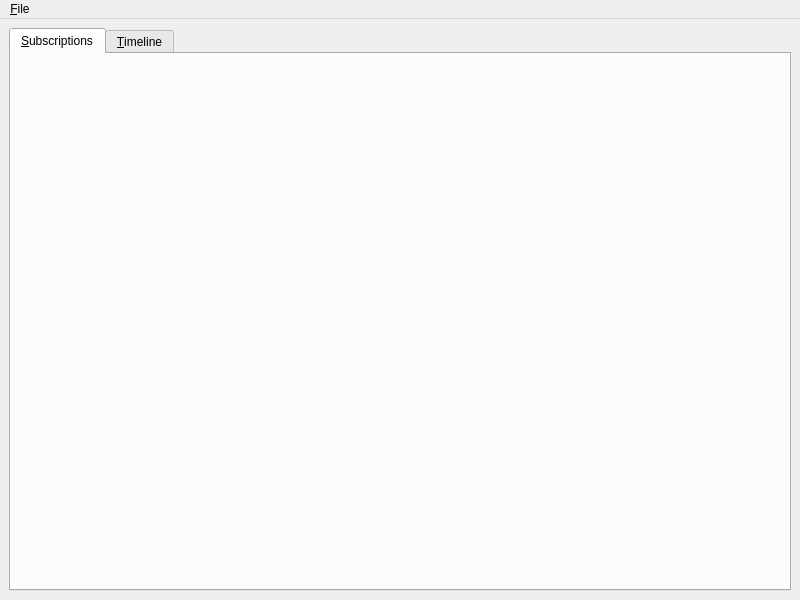
Qt form branches/trunk/UI/spot-on-rss.ui (textbrowser/spot-on) before a commit.
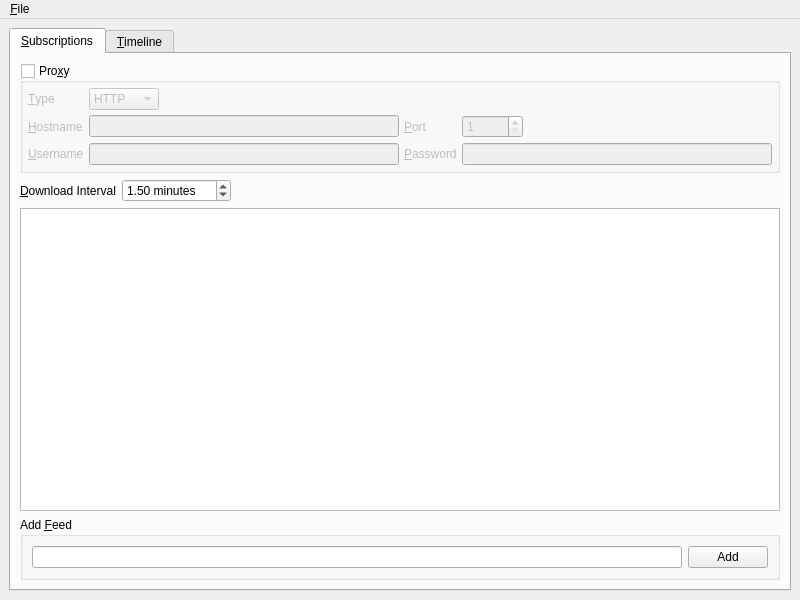
The same form after that commit. Icons and pictures are not drawn.

The edit to the form file:
```diff
--- a/branches/trunk/UI/spot-on-rss.ui
+++ b/branches/trunk/UI/spot-on-rss.ui
@@ -25,6 +25,232 @@
        <attribute name="title">
         <string>&amp;Subscriptions</string>
        </attribute>
+       <layout class="QVBoxLayout" name="verticalLayout_3">
+        <item>
+         <widget class="QGroupBox" name="proxy">
+          <property name="title">
+           <string>Pro&amp;xy</string>
+          </property>
+          <property name="checkable">
+           <bool>true</bool>
+          </property>
+          <property name="checked">
+           <bool>false</bool>
+          </property>
+          <layout class="QGridLayout" name="gridLayout_5">
+           <property name="margin">
+            <number>5</number>
+           </property>
+           <property name="spacing">
+            <number>5</number>
+           </property>
+           <item row="1" column="0">
+            <widget class="QLabel" name="label_7">
+             <property name="text">
+              <string>&amp;Hostname</string>
+             </property>
+             <property name="buddy">
+              <cstring>proxyHostname</cstring>
+             </property>
+            </widget>
+           </item>
+           <item row="2" column="0">
+            <widget class="QLabel" name="label_19">
+             <property name="text">
+              <string>&amp;Username</string>
+             </property>
+             <property name="buddy">
+              <cstring>proxyUsername</cstring>
+             </property>
+            </widget>
+           </item>
+           <item row="1" column="3">
+            <layout class="QHBoxLayout" name="horizontalLayout_39">
+             <property name="spacing">
+              <number>5</number>
+             </property>
+             <item>
+              <widget class="QSpinBox" name="proxyPort">
+               <property name="minimum">
+                <number>1</number>
+               </property>
+               <property name="maximum">
+                <number>65535</number>
+               </property>
+              </widget>
+             </item>
+             <item>
+              <spacer name="horizontalSpacer_29">
+               <property name="orientation">
+                <enum>Qt::Horizontal</enum>
+               </property>
+               <property name="sizeHint" stdset="0">
+                <size>
+                 <width>40</width>
+                 <height>20</height>
+                </size>
+               </property>
+              </spacer>
+             </item>
+            </layout>
+           </item>
+           <item row="0" column="1">
+            <layout class="QHBoxLayout" name="horizontalLayout_29">
+             <property name="spacing">
+              <number>5</number>
+             </property>
+             <item>
+              <widget class="QComboBox" name="proxyType">
+               <property name="sizeAdjustPolicy">
+                <enum>QComboBox::AdjustToContents</enum>
+               </property>
+               <item>
+                <property name="text">
+                 <string>HTTP</string>
+                </property>
+               </item>
+               <item>
+                <property name="text">
+                 <string>Socks5</string>
+                </property>
+               </item>
+               <item>
+                <property name="text">
+                 <string>System</string>
+                </property>
+               </item>
+              </widget>
+             </item>
+             <item>
+              <spacer name="horizontalSpacer_28">
+               <property name="orientation">
+                <enum>Qt::Horizontal</enum>
+               </property>
+               <property name="sizeHint" stdset="0">
+                <size>
+                 <width>40</width>
+                 <height>20</height>
+                </size>
+               </property>
+              </spacer>
+             </item>
+            </layout>
+           </item>
+           <item row="0" column="0">
+            <widget class="QLabel" name="label_3">
+             <property name="text">
+              <string>&amp;Type</string>
+             </property>
+             <property name="buddy">
+              <cstring>proxyType</cstring>
+             </property>
+            </widget>
+           </item>
+           <item row="1" column="1">
+            <widget class="QLineEdit" name="proxyHostname"/>
+           </item>
+           <item row="2" column="3">
+            <widget class="QLineEdit" name="proxyPassword">
+             <property name="text">
+              <string/>
+             </property>
+             <property name="echoMode">
+              <enum>QLineEdit::Password</enum>
+             </property>
+            </widget>
+           </item>
+           <item row="2" column="2">
+            <widget class="QLabel" name="label_20">
+             <property name="text">
+              <string>&amp;Password</string>
+             </property>
+             <property name="buddy">
+              <cstring>proxyPassword</cstring>
+             </property>
+            </widget>
+           </item>
+           <item row="2" column="1">
+            <widget class="QLineEdit" name="proxyUsername"/>
+           </item>
+           <item row="1" column="2">
+            <widget class="QLabel" name="label_8">
+             <property name="text">
+              <string>&amp;Port</string>
+             </property>
+             <property name="buddy">
+              <cstring>proxyPort</cstring>
+             </property>
+            </widget>
+           </item>
+          </layout>
+         </widget>
+        </item>
+        <item>
+         <layout class="QHBoxLayout" name="horizontalLayout_2">
+          <item>
+           <widget class="QLabel" name="label">
+            <property name="text">
+             <string>&amp;Download Interval</string>
+            </property>
+            <property name="buddy">
+             <cstring>download_interval</cstring>
+            </property>
+           </widget>
+          </item>
+          <item>
+           <widget class="QDoubleSpinBox" name="download_interval">
+            <property name="suffix">
+             <string> minutes</string>
+            </property>
+            <property name="minimum">
+             <double>1.000000000000000</double>
+            </property>
+            <property name="maximum">
+             <double>120.000000000000000</double>
+            </property>
+            <property name="value">
+             <double>1.500000000000000</double>
+            </property>
+           </widget>
+          </item>
+          <item>
+           <spacer name="horizontalSpacer">
+            <property name="orientation">
+             <enum>Qt::Horizontal</enum>
+            </property>
+            <property name="sizeHint" stdset="0">
+             <size>
+              <width>40</width>
+              <height>20</height>
+             </size>
+            </property>
+           </spacer>
+          </item>
+         </layout>
+        </item>
+        <item>
+         <widget class="QListWidget" name="feeds"/>
+        </item>
+        <item>
+         <widget class="QGroupBox" name="groupBox">
+          <property name="title">
+           <string>Add &amp;Feed</string>
+          </property>
+          <layout class="QHBoxLayout" name="horizontalLayout">
+           <item>
+            <widget class="QLineEdit" name="new_feed"/>
+           </item>
+           <item>
+            <widget class="QPushButton" name="add">
+             <property name="text">
+              <string>Add</string>
+             </property>
+            </widget>
+           </item>
+          </layout>
+         </widget>
+        </item>
+       </layout>
       </widget>
       <widget class="QWidget" name="tab_2">
        <attribute name="title">
```
Left out of the diff: 12 changed lines with no effect on the pictures.
